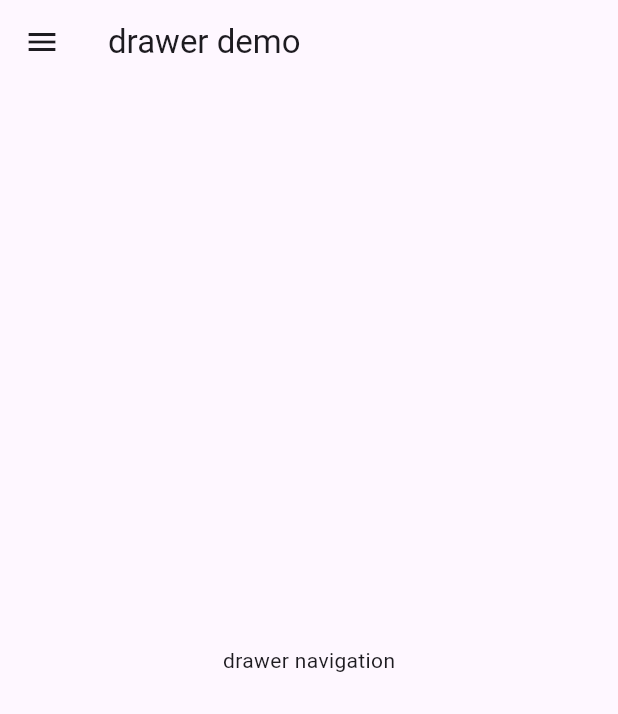
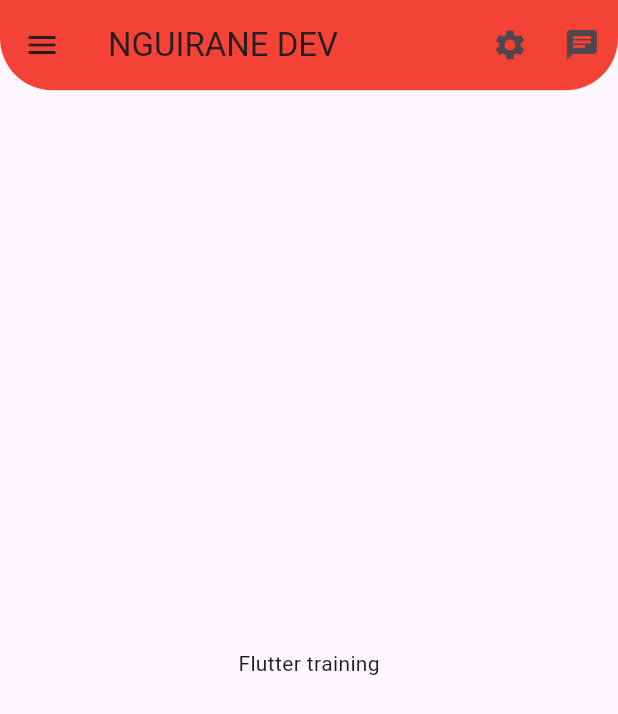
Before and after one commit to Nguirane120/flutter_drawer_navigation, a Flutter app: the screen it shows after launch, on a phone screen of 412 x 824 dp. Shown: the top 714 px of the screen. Run offline on Flutter 3.47's test engine with Material 3 defaults, Android fonts, the phone set to English and light mode, and no system bars.

Commit message:
flutter appbar widget

```diff
--- a/lib/drawer.dart
+++ b/lib/drawer.dart
@@ -1,4 +1,5 @@
 import 'package:flutter/material.dart';
+import 'package:flutter/services.dart';
 
 class HomePage extends StatelessWidget {
   final String title;
@@ -9,8 +10,32 @@ class HomePage extends StatelessWidget {
     return Scaffold(
       appBar: AppBar(
         title: Text(title),
+        actions: [
+          IconButton(
+            onPressed: () {},
+            icon: Icon(Icons.settings),
+            tooltip: "Settings",
+          ),
+          IconButton(
+            onPressed: () {},
+            icon: Icon(Icons.chat),
+            tooltip: "Chat",
+          )
+
+        ],
+        systemOverlayStyle: SystemUiOverlayStyle.dark,
+        backgroundColor: Colors.red,
+        // centerTitle: true,
+        toolbarHeight: 60.2,
+        toolbarOpacity: 0.8,
+        shape: RoundedRectangleBorder(
+            borderRadius: BorderRadius.only(
+                bottomLeft: Radius.circular(35), //value can be adjusted
+                bottomRight: Radius.circular(35))),
+        // titleSpacing: 0.0,
+        elevation: 0.00,
       ),
-      body: Center(child: Text("drawer navigation")),
+      body: Center(child: Text("Flutter training")),
       drawer: Drawer(
         child: ListView(
           padding: EdgeInsets.all(10),
@@ -41,9 +66,13 @@ class HomePage extends StatelessWidget {
             ListTile(
               title: Text("FAVORITE"),
               leading: Icon(Icons.favorite),
-              onTap: () =>  Navigator.pop(context),
+              onTap: () => Navigator.pop(context),
             ),
-            ListTile(title: Text("LOGOUT"), leading: Icon(Icons.logout), onTap: () => Navigator.pop(context),)
+            ListTile(
+              title: Text("LOGOUT"),
+              leading: Icon(Icons.logout),
+              onTap: () => Navigator.pop(context),
+            )
           ],
         ),
       ),
--- a/lib/main.dart
+++ b/lib/main.dart
@@ -7,12 +7,11 @@ void main() {
 
 class MyApp extends StatelessWidget {
   const MyApp({super.key});
-  final appTitle = "drawer demo";
+  final appTitle = "NGUIRANE DEV";
   // This widget is the root of your application.
   @override
   Widget build(BuildContext context) {
     return MaterialApp(
-      title: 'NGUIRANDE DEV',
       theme: ThemeData(
         primarySwatch: Colors.green
       ),
```
Also changed, not shown: pubspec.lock.
